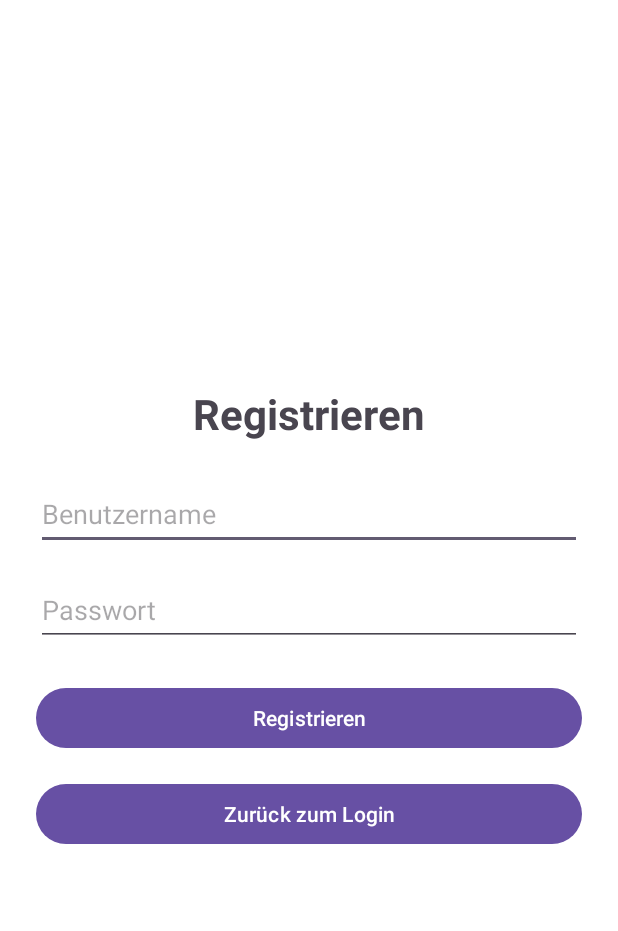
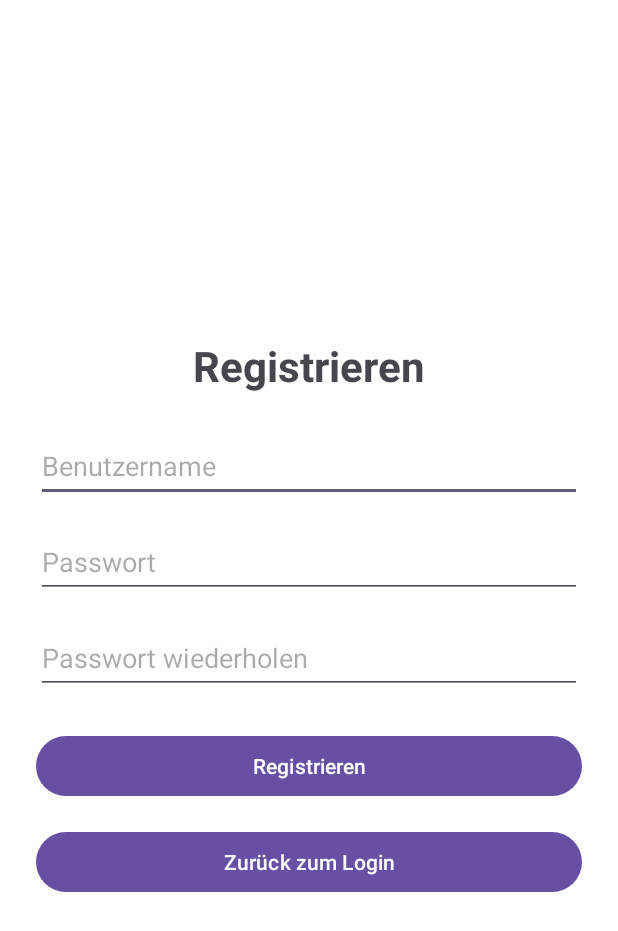
Before and after one commit to SCREWYT/Gluecksrad, an Android app: the RegisterActivity screen opened directly, with no data from a screen before it, after a tap on "Registrieren", on a phone screen of 412 x 824 dp. Shown: the top 931 px of the screen. Run offline under Robolectric (Android 15) with nearby library versions, the phone set to English and light mode, and no system bars.

Commit message:
Add registration verification

```diff
--- a/app/src/main/java/com/example/gluecksrad/ui/RegisterActivity.java
+++ b/app/src/main/java/com/example/gluecksrad/ui/RegisterActivity.java
@@ -19,6 +19,7 @@ public class RegisterActivity extends AppCompatActivity {
 
     // Eingabe-Felder und Buttons
     private EditText editTextUsername, editTextPassword;
+    private EditText editTextConfirmPassword;  // NEU: Eingabefeld für Passwort-Wiederholung
     private Button buttonRegister, buttonBackToLogin;
 
     // Wird beim Start der Activity (dem Screen) ausgeführt
@@ -30,6 +31,7 @@ public class RegisterActivity extends AppCompatActivity {
         // Referenzen zu den Elementen im Layout holen (XML)
         editTextUsername = findViewById(R.id.editTextUsername);
         editTextPassword = findViewById(R.id.editTextPassword);
+        editTextConfirmPassword = findViewById(R.id.editTextConfirmPassword);  // Verbindung zum zweiten Feld
         buttonRegister = findViewById(R.id.buttonRegister);
         buttonBackToLogin = findViewById(R.id.buttonBackToLogin);
 
@@ -42,12 +44,21 @@ public class RegisterActivity extends AppCompatActivity {
             // Eingaben auslesen und zuschneiden (Leerzeichen entfernen)
             String username = editTextUsername.getText().toString().trim();
             String password = editTextPassword.getText().toString().trim();
+            String confirmPassword = editTextConfirmPassword.getText().toString().trim(); // NEU
+
 
             // Falls ein Feld leer ist → Hinweis anzeigen
-            if (username.isEmpty() || password.isEmpty()) {
+            if (username.isEmpty() || password.isEmpty() || confirmPassword.isEmpty()) {
                 Toast.makeText(this, "Bitte alle Felder ausfüllen", Toast.LENGTH_SHORT).show();
                 return;
             }
+
+            // Neu: Prüfen, ob die beiden Passwörter gleich sind
+            if (!password.equals(confirmPassword)) {
+                Toast.makeText(this, "Passwörter stimmen nicht überein", Toast.LENGTH_SHORT).show();
+                return;
+            }
+
 
             // Prüfen, ob es den Benutzernamen schon gibt
             Cursor cursor = db.query(
--- a/app/src/main/res/layout/activity_register.xml
+++ b/app/src/main/res/layout/activity_register.xml
@@ -34,7 +34,17 @@
         android:layout_height="48dp"
         android:hint="Passwort"
         android:inputType="textPassword"
-        android:layout_marginBottom="24dp" />
+        android:layout_marginBottom="16dp" />
+
+    <!-- Eingabefeld für das erneute Passwort -->
+    <EditText
+        android:id="@+id/editTextConfirmPassword"
+        android:layout_width="match_parent"
+        android:layout_height="48dp"
+        android:hint="Passwort wiederholen"
+        android:inputType="textPassword"
+        android:layout_marginBottom="24dp"/>
+
 
     <!-- 48dp sind außerhalb des Paddings und damit größer -->
     <!-- "textPassword" = Sorgt dafür, dass es geheim ist -->
```
